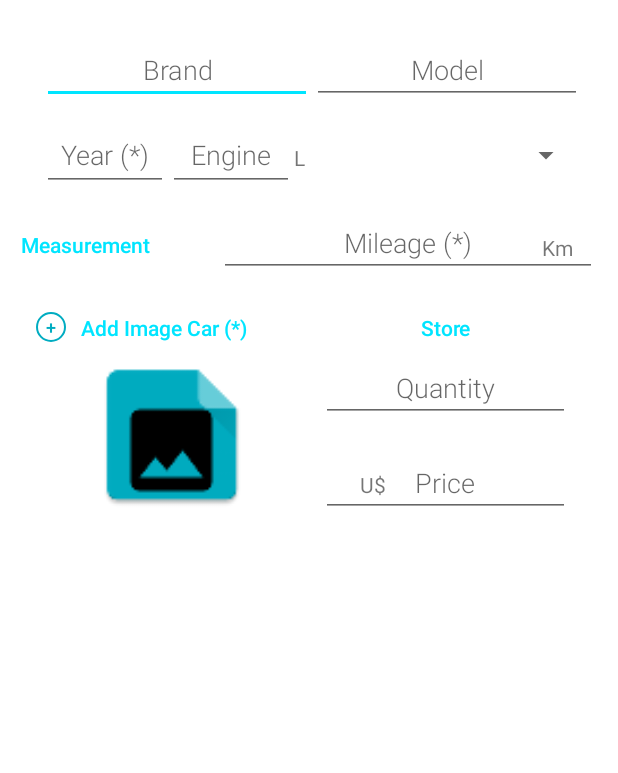
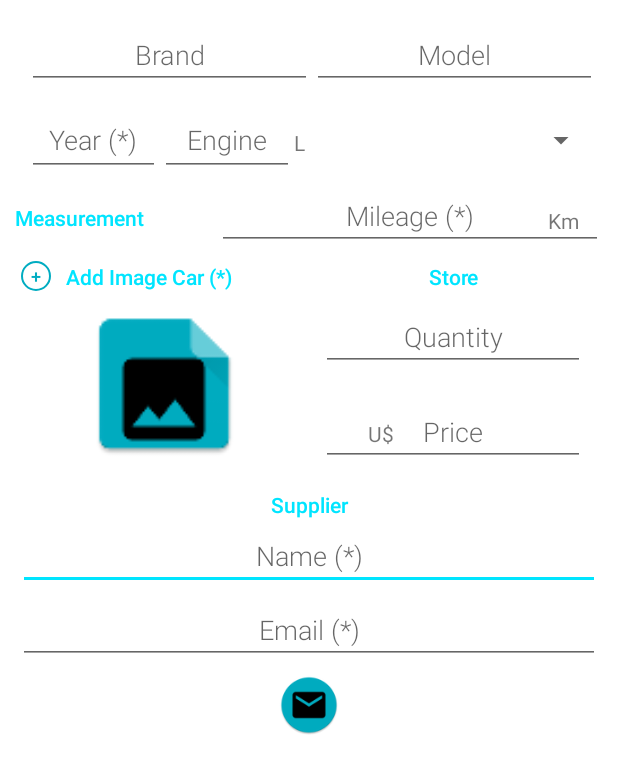
Before and after one commit to SeuCaiOo/myInventoryApp, an Android app: the layout activity_editor.xml on its own in the app's theme, with its tools: preview values and no code run, on a phone screen of 412 x 824 dp. Shown: the top 773 px of the screen. Run offline under Robolectric (Android 15) with nearby library versions, the phone set to English and light mode, and no system bars.

Commit message:
0.1 - Suppliet Layout Ok

```diff
--- a/app/src/main/res/layout/activity_editor.xml
+++ b/app/src/main/res/layout/activity_editor.xml
@@ -20,7 +20,7 @@
             android:layout_width="match_parent"
             android:layout_height="wrap_content"
             android:orientation="horizontal"
-            android:padding="10dp">
+            android:padding="4dp">
             <!-- 1 -->
             <LinearLayout
                 android:layout_width="0dp"
@@ -150,7 +150,7 @@
                 android:layout_width="wrap_content"
                 android:layout_height="wrap_content"
                 android:orientation="horizontal"
-                android:padding="10dp">
+                android:padding="4dp">
 
                 <!-- Label Image -->
                 <LinearLayout
@@ -218,7 +218,7 @@
 
                         <!-- Quantity field -->
                         <EditText
-                            android:id="@+id/edit_car_quantity"
+                            android:id="@+id/edit_car_email"
                             style="@style/EditorFieldStyle"
                             android:hint="@string/hint_car_quantity"
                             android:layout_width="match_parent"
@@ -258,7 +258,77 @@
                             android:layout_alignParentStart="true" />
                     </RelativeLayout>
                 </LinearLayout>
+
             </LinearLayout>
+
+
+
+            <!-- Supplier Label-->
+            <LinearLayout
+                android:layout_width="wrap_content"
+                android:layout_height="0dp"
+                android:layout_weight="1"
+                android:orientation="vertical">
+
+                <TextView
+                    style="@style/CategoryStyle"
+                    android:layout_width="match_parent"
+                    android:layout_height="wrap_content"
+                    android:gravity="center"
+                    android:text="@string/category_supplier" />
+
+                <!-- Name Supplier fields -->
+                <RelativeLayout
+                    android:layout_width="wrap_content"
+                    android:layout_height="wrap_content"
+                    android:padding="2dp">
+
+                    <EditText
+                        android:id="@+id/edit_car_quantity"
+                        style="@style/EditorFieldStyle"
+                        android:layout_width="match_parent"
+                        android:layout_height="wrap_content"
+                        android:hint="@string/hint_supplier_name"
+                        android:inputType="text"
+                        android:textAlignment="center" />
+                </RelativeLayout>
+
+                <!-- Email Supplier fields -->
+                <RelativeLayout
+                    android:layout_width="match_parent"
+                    android:layout_height="wrap_content"
+                    android:layout_weight="2"
+                    android:padding="2dp">
+
+                    <EditText
+                        android:id="@+id/edit_car_supp"
+                        style="@style/EditorFieldStyle"
+                        android:layout_width="match_parent"
+                        android:layout_height="wrap_content"
+                        android:layout_alignBaseline="@+id/label_price_units2"
+                        android:layout_alignBottom="@+id/label_price_units2"
+                        android:layout_alignParentLeft="true"
+                        android:layout_alignParentStart="true"
+                        android:hint="@string/hint_supplier_email"
+                        android:inputType="textEmailAddress"
+                        android:textAlignment="center" />
+                </RelativeLayout>
+            </LinearLayout>
+
+
+            <!-- Email Supplier Button -->
+            <LinearLayout
+                android:layout_width="wrap_content"
+                android:layout_height="wrap_content"
+                android:layout_gravity="center">
+
+                <Button
+                    android:id="@+id/email_button"
+                    style="@style/emailButton"
+                    android:background="@mipmap/ic_email" />
+
+            </LinearLayout>
+
         </LinearLayout>
     </LinearLayout>
 </ScrollView>
--- a/app/src/main/res/values-v16/styles.xml
+++ b/app/src/main/res/values-v16/styles.xml
@@ -5,7 +5,7 @@
         <item name="android:layout_height">wrap_content</item>
         <item name="android:layout_width">0dp</item>
         <item name="android:layout_weight">1</item>
-        <item name="android:paddingTop">16dp</item>
+        <item name="android:paddingTop">4dp</item>
         <item name="android:textColor">@color/colorAccent</item>
         <item name="android:fontFamily">sans-serif-medium</item>
         <item name="android:textAppearance">?android:textAppearanceSmall</item>
--- a/app/src/main/res/values/dimens.xml
+++ b/app/src/main/res/values/dimens.xml
@@ -1,8 +1,8 @@
 <?xml version="1.0" encoding="utf-8"?>
 <resources>
     <!-- Margin around the floating action button in CatalogActivity -->
-    <dimen name="fab_margin">14dp</dimen>
+    <dimen name="fab_margin">10dp</dimen>
 
     <!-- Common margin value used throughout the app -->
-    <dimen name="activity_margin">14dp</dimen>
+    <dimen name="activity_margin">10dp</dimen>
 </resources>
--- a/app/src/main/res/values/strings.xml
+++ b/app/src/main/res/values/strings.xml
@@ -44,6 +44,15 @@
 
     <!-- Label for store information in the editor [CHAR LIMIT=30] -->
     <string name="category_store">Store</string>
+
+    <!-- Label for store information in the editor [CHAR LIMIT=30] -->
+    <string name="category_supplier">Supplier</string>
+
+    <!-- Text hint for year field in the editor [CHAR LIMIT=30] -->
+    <string name="hint_supplier_name">Name (*)</string>
+
+    <!-- Text hint for year field in the editor [CHAR LIMIT=30] -->
+    <string name="hint_supplier_email">Email (*)</string>
 
     <!-- Units for mileage of the car (kilometers) [CHAR LIMIT=5] -->
     <string name="unit_car_mileage">Km</string>
--- a/app/src/main/res/values/styles.xml
+++ b/app/src/main/res/values/styles.xml
@@ -18,7 +18,7 @@
         <item name="android:layout_height">wrap_content</item>
         <item name="android:layout_width">0dp</item>
         <item name="android:layout_weight">1</item>
-        <item name="android:paddingTop">16dp</item>
+        <item name="android:paddingTop">12dp</item>
         <item name="android:textColor">@color/colorAccent</item>
         <item name="android:fontFamily">sans-serif-medium</item>
         <item name="android:textAppearance">?android:textAppearanceSmall</item>
@@ -53,4 +53,16 @@
         <item name="android:gravity">center</item>
     </style>
 
+
+    <!-- Styles for Buttons + and - -->
+
+    <style name="emailButton">
+        <item name="android:textSize">24sp</item>
+        <item name="android:layout_width">40dp</item>
+        <item name="android:layout_height">40dp</item>
+        <item name="android:layout_margin">5dp</item>
+        <item name="android:gravity">center</item>
+    </style>
+
+
 </resources>
```
Also changed, not shown: app/src/main/ic_email-web.png (added), app/src/main/res/mipmap-hdpi/ic_email.png (added), app/src/main/res/mipmap-mdpi/ic_email.png (added), app/src/main/res/mipmap-xhdpi/ic_email.png (added), app/src/main/res/mipmap-xxhdpi/ic_email.png (added), app/src/main/res/mipmap-xxxhdpi/ic_email.png (added).
